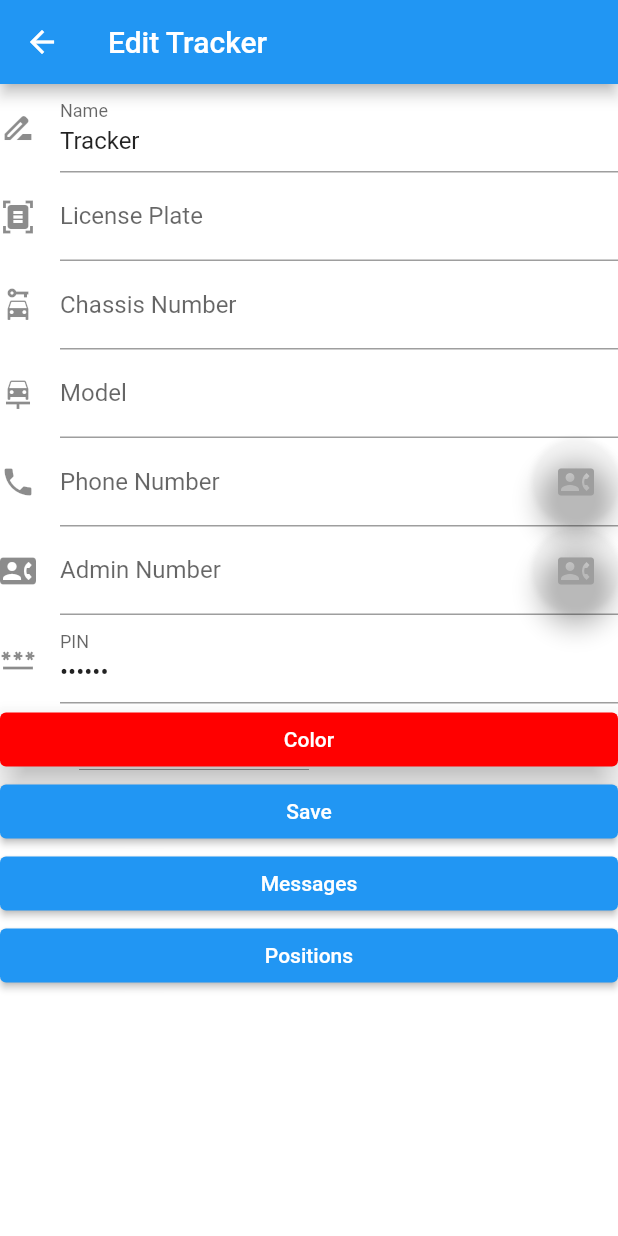
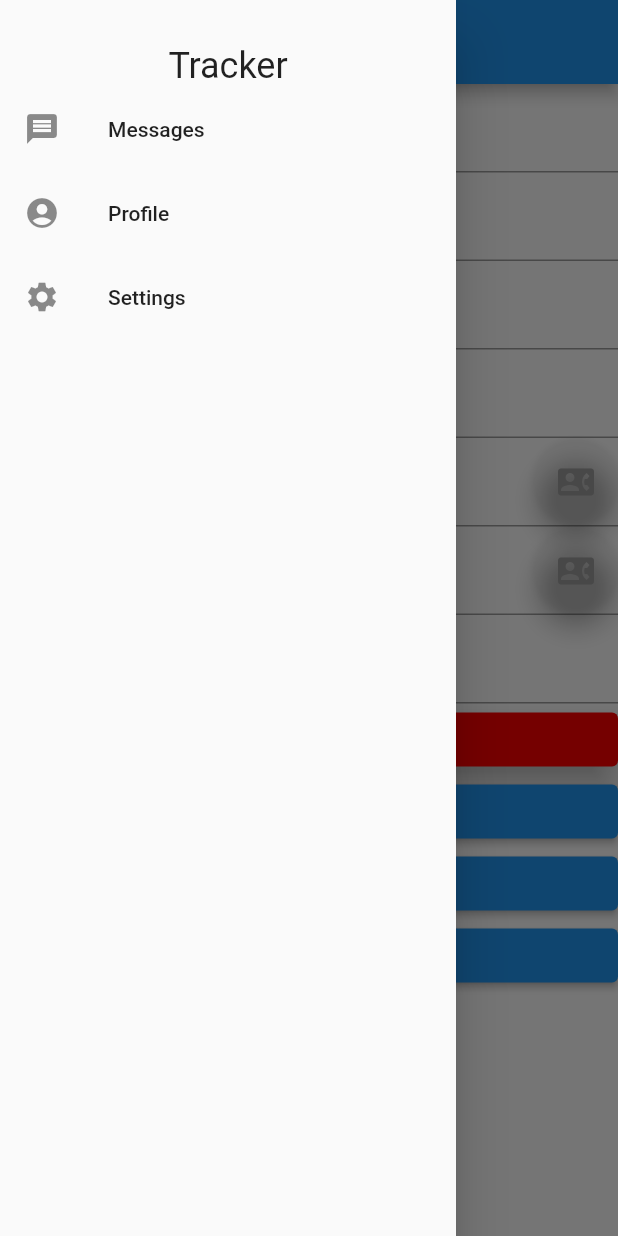
Before and after one commit to tentone/car-tracker-flutter, a Flutter app: the TrackerEditScreen screen opened directly with empty values, with the side drawer open (before the commit the screen has no drawer), on a phone screen of 412 x 824 dp. Run offline on Flutter 3.47's test engine with Material 2 defaults, Android fonts, the phone set to English and light mode, and no system bars; our stand-ins replace flutter_colorpicker, flutter_slidable, fluttertoast, sqflite; missing offline and left inert: fluttercontactpicker, mapbox_gl, telephony; accounts and stored records are empty; statements that could not run were skipped.

Commit message:
Drawer options

```diff
--- a/lib/screens/tracker_edit.dart
+++ b/lib/screens/tracker_edit.dart
@@ -29,6 +29,37 @@ class TrackerEditScreenState extends State<TrackerEditScreen> {
     return Scaffold(
       appBar: AppBar(
           title: Text(Locales.get('editTracker', context)),
+      ),
+      drawer: Drawer(
+        child: ListView(
+          padding: EdgeInsets.zero,
+          children: <Widget>[
+            Padding(
+                padding: const EdgeInsets.only(top: 30.0),
+                child: Center
+                (
+                  child: Text(
+                    Locales.get('tracker', context),
+                    style: const TextStyle(
+                      fontSize: 24,
+                    ),
+                  )
+                )
+            ),
+            const ListTile(
+              leading: Icon(Icons.message),
+              title: Text('Messages'),
+            ),
+            const ListTile(
+              leading: Icon(Icons.account_circle),
+              title: Text('Profile'),
+            ),
+            const ListTile(
+              leading: Icon(Icons.settings),
+              title: Text('Settings'),
+            ),
+          ],
+        ),
       ),
       body: Form(
         key: formKey,
--- a/lib/screens/tracker_message_list.dart
+++ b/lib/screens/tracker_message_list.dart
@@ -37,6 +37,7 @@ class TrackerMessageListScreenState extends State<TrackerMessageListScreen> {
               return SizedBox(
                 height: 80,
                 child: ListTile(
+                  title: Text(entries.data![index].timestamp.toString()),
                   leading: Icon(entries.data![index].direction == MessageDirection.SENT ? Icons.call_made: Icons.call_received, size:40.0),
                   subtitle: Text(entries.data![index].data),
                 )
```
